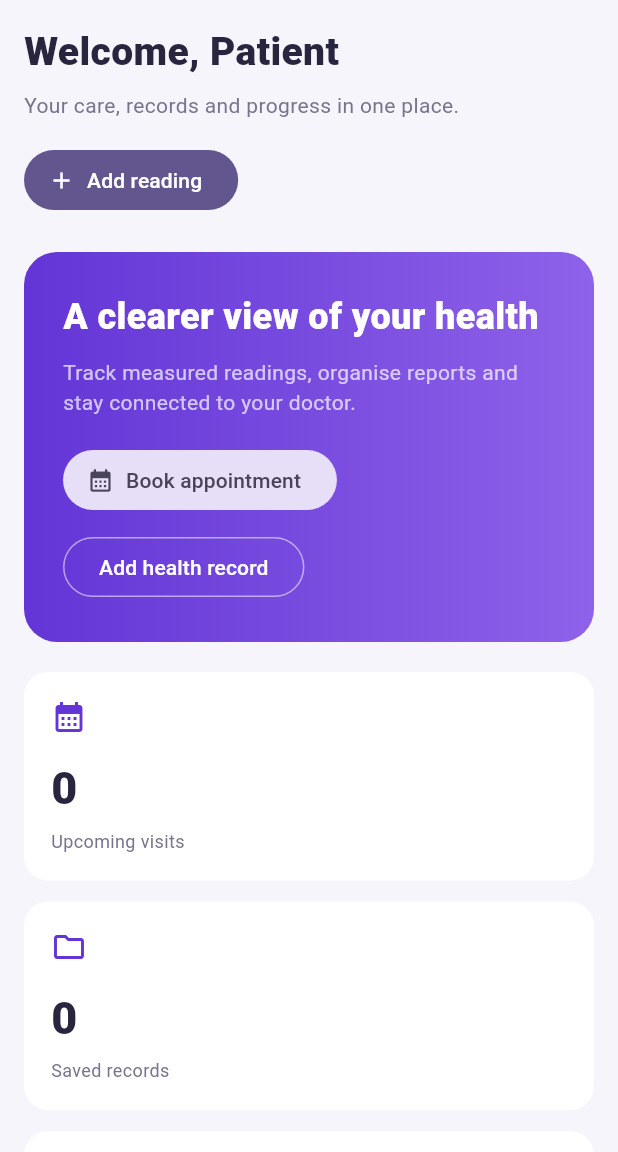
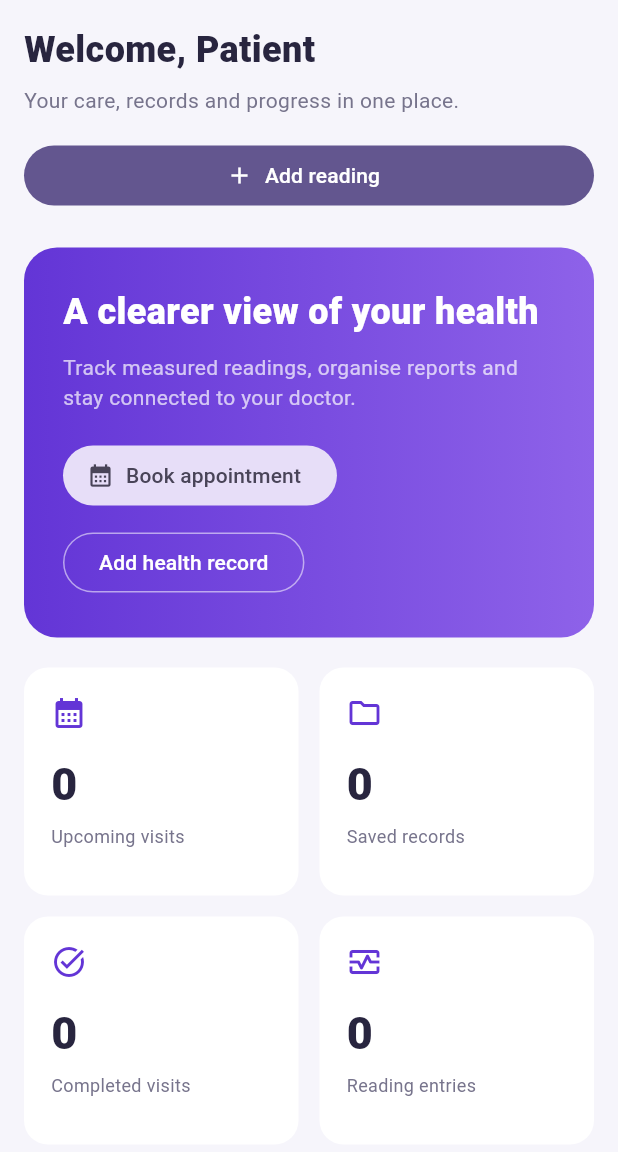
Before and after one commit to panchalrakshit/AI_Healthcare_Companion, a Flutter app: the PatientWorkspace screen opened directly with empty values, on a phone screen of 412 x 824 dp, the part 84-1236 px from its top. Run offline on Flutter 3.47's test engine with Material 3 defaults, Android fonts, the phone set to English and light mode, and no system bars; our stand-ins replace cloud_firestore, firebase_auth, firebase_core; accounts and stored records are empty.

Commit message:
Fix responsive patient dashboard and appointment card alignment

```diff
--- a/lib/features/auth/dashboards/Patient_dashboard.dart
+++ b/lib/features/auth/dashboards/Patient_dashboard.dart
@@ -156,7 +156,7 @@ class _PatientWorkspaceState extends State<PatientWorkspace> {
       drawer: wide ? null : Drawer(child: _nav(drawer: true)),
       appBar: wide ? null : AppBar(title: Text(_pages[_page]), backgroundColor: Colors.white, actions: [IconButton(onPressed: widget.onReading, tooltip: 'Add reading', icon: const Icon(Icons.add_chart))]),
       body: Row(children: [if (wide) _nav(), Expanded(child: _page == 3 ? const AppointmentsScreen(embedded: true) : SingleChildScrollView(
-        key: PageStorageKey('patient-page-$_page'), padding: EdgeInsets.all(wide ? 30 : 16), child: Column(crossAxisAlignment: CrossAxisAlignment.start, children: [
+        key: PageStorageKey('patient-page-$_page'), padding: EdgeInsets.all(wide ? 30 : 16), child: Column(crossAxisAlignment: CrossAxisAlignment.stretch, children: [
           _header(), const SizedBox(height: 24),
           if (widget.data.loading.isNotEmpty) ...[const LinearProgressIndicator(), const SizedBox(height: 14), Text('Loading ${widget.data.loading.join(', ')}…'), const SizedBox(height: 16)],
           if (widget.data.errors.isNotEmpty) ...[Container(width: double.infinity, padding: const EdgeInsets.all(16), decoration: BoxDecoration(color: const Color(0xFFFFF0F0), borderRadius: BorderRadius.circular(12)),
@@ -170,13 +170,21 @@ class _PatientWorkspaceState extends State<PatientWorkspace> {
       ))]),
     );
   }));
-  Widget _header() => Wrap(spacing: 20, runSpacing: 16, crossAxisAlignment: WrapCrossAlignment.center, children: [
-    Column(crossAxisAlignment: CrossAxisAlignment.start, children: [
-      Text(_page == 0 ? 'Welcome, ${widget.data.user['name'] ?? 'Patient'}' : _pages[_page], style: const TextStyle(fontSize: 26, fontWeight: FontWeight.w800)),
-      const SizedBox(height: 7), Text(_page == 0 ? 'Your care, records and progress in one place.' : 'Connected to your saved Firebase data', style: const TextStyle(color: patientMuted)),
-    ]),
-    FilledButton.icon(onPressed: widget.onReading, icon: const Icon(Icons.add, size: 18), label: const Text('Add reading')),
-  ]);
+  Widget _header() => LayoutBuilder(builder: (context, constraints) {
+    final compact = constraints.maxWidth < 600;
+    final heading = Column(crossAxisAlignment: CrossAxisAlignment.start, children: [
+      Text(_page == 0 ? 'Welcome, ${widget.data.user['name'] ?? 'Patient'}' : _pages[_page],
+        style: TextStyle(fontSize: compact ? 24 : 28, fontWeight: FontWeight.w800)),
+      const SizedBox(height: 7),
+      Text(_page == 0 ? 'Your care, records and progress in one place.' : 'Connected to your saved Firebase data',
+        style: const TextStyle(color: patientMuted)),
+    ]);
+    final action = FilledButton.icon(onPressed: widget.onReading, icon: const Icon(Icons.add, size: 18), label: const Text('Add reading'));
+    if (compact) return Column(crossAxisAlignment: CrossAxisAlignment.stretch, children: [
+      heading, const SizedBox(height: 16), action,
+    ]);
+    return Row(children: [Expanded(child: heading), const SizedBox(width: 20), action]);
+  });
   Widget _content() {
     if (widget.data.errors.isNotEmpty) return const PatientPanel(title: 'Live data unavailable', child: Text('Retry the failed sources above to view your current information.'));
     if (widget.data.loading.isNotEmpty) return const PatientPanel(title: 'Connecting to your account', child: Text('Your saved information will appear when loading finishes.'));
@@ -204,7 +212,10 @@ class _PatientWorkspaceState extends State<PatientWorkspace> {
         ])),
       const SizedBox(height: 20),
       LayoutBuilder(builder: (context, c) {
-        final columns = c.maxWidth >= 900 ? 4 : c.maxWidth >= 520 ? 2 : 1;
+        final textScale = MediaQuery.textScalerOf(context).scale(12) / 12;
+        final minCardWidth = 145 * textScale.clamp(1.0, 1.5);
+        final columns = c.maxWidth >= 900 && c.maxWidth >= minCardWidth * 4 + 42
+            ? 4 : c.maxWidth >= minCardWidth * 2 + 14 ? 2 : 1;
         final width = (c.maxWidth - (columns - 1) * 14) / columns;
         return Wrap(spacing: 14, runSpacing: 14, children: [
           _statCard('Upcoming visits', '${stats.upcoming.length}', Icons.calendar_month, 'Appointments', () => _select(3)),
@@ -215,7 +226,7 @@ class _PatientWorkspaceState extends State<PatientWorkspace> {
       }),
       const SizedBox(height: 20),
       PatientPanel(title: 'Latest health profile', subtitle: data.profile.isEmpty ? 'Add your first measured reading' : 'Last saved: ${patientDateLabel(data.profile['updatedAt'] ?? data.profile['lastCheckup'])}',
-        child: Wrap(spacing: 12, runSpacing: 12, children: [
+        child: _vitalGrid([
           ...patientMetrics.map((m) => _vitalTile(m.label, data.profile[m.key], m.unit)),
           _vitalTile('Blood pressure', data.profile['bloodPressure'], 'mmHg'), _vitalTile('BMI', data.profile['bmi'], 'kg/m²'),
         ])),
@@ -234,13 +245,20 @@ class _PatientWorkspaceState extends State<PatientWorkspace> {
     final loading = widget.data.loading.contains(source);
     return Material(color: Colors.white, borderRadius: BorderRadius.circular(16), child: InkWell(onTap: onTap, borderRadius: BorderRadius.circular(16), child: Padding(padding: const EdgeInsets.all(18), child: Column(crossAxisAlignment: CrossAxisAlignment.start, children: [
       Icon(icon, color: patientPurple), const SizedBox(height: 14), Text(unavailable || loading ? '—' : value, style: const TextStyle(fontSize: 30, fontWeight: FontWeight.w800)),
-      const SizedBox(height: 5), Text(title, style: const TextStyle(fontSize: 12, color: patientMuted)),
+      const SizedBox(height: 5), ConstrainedBox(constraints: BoxConstraints(minHeight: MediaQuery.textScalerOf(context).scale(12) * 2.5), child: Text(title, style: const TextStyle(fontSize: 12, color: patientMuted))),
     ]))));
   }
+  Widget _vitalGrid(List<Widget> tiles) => LayoutBuilder(builder: (context, constraints) {
+    final textScale = MediaQuery.textScalerOf(context).scale(12) / 12;
+    final minWidth = 140 * textScale.clamp(1.0, 1.5);
+    final columns = ((constraints.maxWidth + 12) / (minWidth + 12)).floor().clamp(1, 6);
+    final width = (constraints.maxWidth - (columns - 1) * 12) / columns;
+    return Wrap(spacing: 12, runSpacing: 12, children: tiles.map((tile) => SizedBox(width: width, child: tile)).toList());
+  });
   Widget _vitalTile(String label, dynamic value, String unit) {
     final n = patientNumber(value);
     final display = value == null || '$value'.isEmpty ? 'Not recorded' : n != null ? n.toStringAsFixed(1) : '$value';
-    return Container(width: 174, padding: const EdgeInsets.all(16), decoration: BoxDecoration(color: patientBackground, borderRadius: BorderRadius.circular(12)), child: Column(crossAxisAlignment: CrossAxisAlignment.start, children: [
+    return Container(padding: const EdgeInsets.all(16), decoration: BoxDecoration(color: patientBackground, borderRadius: BorderRadius.circular(12)), child: Column(crossAxisAlignment: CrossAxisAlignment.start, children: [
       Text(label, style: const TextStyle(color: patientMuted, fontSize: 12)), const SizedBox(height: 10), Text(display, style: const TextStyle(fontWeight: FontWeight.w800, fontSize: 19)),
       if (display != 'Not recorded') Text(unit, style: const TextStyle(color: patientMuted, fontSize: 11)),
     ]));
@@ -265,7 +283,7 @@ class _PatientWorkspaceState extends State<PatientWorkspace> {
       ]))),
       OutlinedButton.icon(onPressed: widget.onResetPassword, icon: const Icon(Icons.lock_reset), label: const Text('Send password reset email')),
     ])),
-    PatientPanel(title: 'Health information', subtitle: 'Your latest saved measurements', action: TextButton(onPressed: widget.onReading, child: const Text('Add reading')), child: Wrap(spacing: 12, runSpacing: 12, children: [
+    PatientPanel(title: 'Health information', subtitle: 'Your latest saved measurements', action: TextButton(onPressed: widget.onReading, child: const Text('Add reading')), child: _vitalGrid([
       ...patientMetrics.map((m) => _vitalTile(m.label, widget.data.profile[m.key], m.unit)),
       _vitalTile('Blood pressure', widget.data.profile['bloodPressure'], 'mmHg'), _vitalTile('Height', widget.data.profile['height'], 'cm'), _vitalTile('BMI', widget.data.profile['bmi'], 'kg/m²'),
     ])),
--- a/lib/features/auth/dashboards/patient/patient_widgets.dart
+++ b/lib/features/auth/dashboards/patient/patient_widgets.dart
@@ -13,17 +13,17 @@ class PatientPanel extends StatelessWidget {
   final Widget? action;
   const PatientPanel({super.key, required this.title, this.subtitle = '', required this.child, this.action});
   @override
-  Widget build(BuildContext context) => Material(
+  Widget build(BuildContext context) => SizedBox(width: double.infinity, child: Material(
     color: Colors.white,
     shape: RoundedRectangleBorder(borderRadius: BorderRadius.circular(20), side: const BorderSide(color: Color(0xFFE8E4F3))),
-    child: Padding(padding: const EdgeInsets.all(22), child: Column(crossAxisAlignment: CrossAxisAlignment.start, children: [
+    child: Padding(padding: EdgeInsets.all(MediaQuery.sizeOf(context).width < 600 ? 16 : 22), child: Column(crossAxisAlignment: CrossAxisAlignment.stretch, children: [
       Wrap(spacing: 12, runSpacing: 8, crossAxisAlignment: WrapCrossAlignment.center, children: [
         Text(title, style: const TextStyle(fontSize: 18, fontWeight: FontWeight.w800, color: patientInk)), if (action != null) action!,
       ]),
       if (subtitle.isNotEmpty) ...[const SizedBox(height: 6), Text(subtitle, style: const TextStyle(fontSize: 12, color: patientMuted))],
       const SizedBox(height: 20), child,
     ])),
-  );
+  ));
 }
 class PatientEmpty extends StatelessWidget {
   final String message;
```
Also changed, not shown: lib/features/auth/appointments/appointmentscreen.dart (+30 -10 lines), 1 other file.
